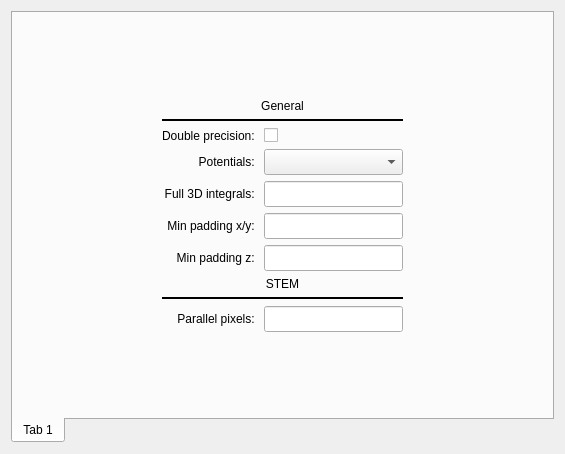
JJPPeters/clTEM, file src/gui/dialogs/settings/frames/globalsimsettingsframe.ui: the form before one commit.
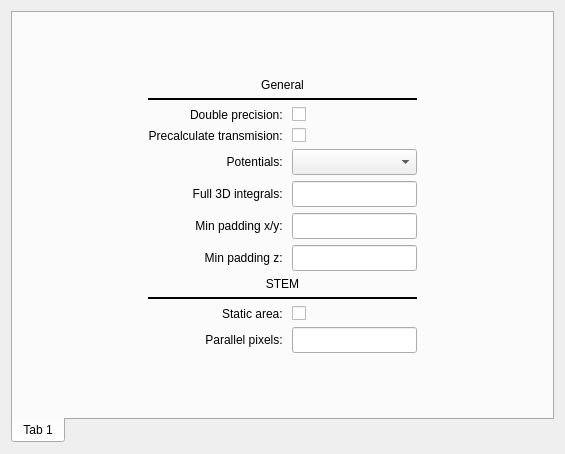
The form after the commit. Custom widgets are drawn as their Qt base class.

Commit message: Added functionality to pre-calculate potentials to get speed gains for simple STEM simulations

```diff
--- a/src/gui/dialogs/settings/frames/globalsimsettingsframe.ui
+++ b/src/gui/dialogs/settings/frames/globalsimsettingsframe.ui
@@ -27,7 +27,86 @@
        <string>Tab 1</string>
       </attribute>
       <layout class="QGridLayout" name="gridLayout">
-       <item row="7" column="1">
+       <item row="8" column="2">
+        <widget class="EditUnitsBox" name="edtPaddingZ">
+         <property name="minimumSize">
+          <size>
+           <width>100</width>
+           <height>26</height>
+          </size>
+         </property>
+        </widget>
+       </item>
+       <item row="12" column="2">
+        <widget class="QLineEdit" name="edtParallelPx">
+         <property name="minimumSize">
+          <size>
+           <width>100</width>
+           <height>26</height>
+          </size>
+         </property>
+        </widget>
+       </item>
+       <item row="11" column="2">
+        <widget class="QCheckBox" name="chkParallelStem">
+         <property name="text">
+          <string/>
+         </property>
+        </widget>
+       </item>
+       <item row="3" column="2">
+        <widget class="QCheckBox" name="chkDoublePrec">
+         <property name="text">
+          <string/>
+         </property>
+        </widget>
+       </item>
+       <item row="12" column="1">
+        <widget class="QLabel" name="lblParallel">
+         <property name="sizePolicy">
+          <sizepolicy hsizetype="Preferred" vsizetype="Preferred">
+           <horstretch>0</horstretch>
+           <verstretch>0</verstretch>
+          </sizepolicy>
+         </property>
+         <property name="layoutDirection">
+          <enum>Qt::LeftToRight</enum>
+         </property>
+         <property name="text">
+          <string>Parallel pixels: </string>
+         </property>
+         <property name="alignment">
+          <set>Qt::AlignRight|Qt::AlignTrailing|Qt::AlignVCenter</set>
+         </property>
+        </widget>
+       </item>
+       <item row="10" column="1" colspan="2">
+        <widget class="Line" name="line_2">
+         <property name="frameShadow">
+          <enum>QFrame::Plain</enum>
+         </property>
+         <property name="lineWidth">
+          <number>2</number>
+         </property>
+         <property name="orientation">
+          <enum>Qt::Horizontal</enum>
+         </property>
+        </widget>
+       </item>
+       <item row="5" column="0">
+        <spacer name="horizontalSpacer_3">
+         <property name="orientation">
+          <enum>Qt::Horizontal</enum>
+         </property>
+         <property name="sizeHint" stdset="0">
+          <size>
+           <width>0</width>
+           <height>0</height>
+          </size>
+         </property>
+        </spacer>
+       </item>
+       <item row="8" column="1">
         <widget class="QLabel" name="lblPaddingZ">
          <property name="sizePolicy">
           <sizepolicy hsizetype="Preferred" vsizetype="Preferred">
@@ -43,8 +122,8 @@
          </property>
         </widget>
        </item>
-       <item row="8" column="1" colspan="2">
-        <widget class="QLabel" name="lblParameters_4">
+       <item row="1" column="1" colspan="2">
+        <widget class="QLabel" name="lblParameters_3">
          <property name="sizePolicy">
           <sizepolicy hsizetype="Preferred" vsizetype="Preferred">
            <horstretch>0</horstretch>
@@ -52,14 +131,14 @@
           </sizepolicy>
          </property>
          <property name="text">
-          <string>STEM</string>
+          <string>General</string>
          </property>
          <property name="alignment">
           <set>Qt::AlignCenter</set>
          </property>
         </widget>
        </item>
-       <item row="5" column="1">
+       <item row="6" column="1">
         <widget class="QLabel" name="lbl3d">
          <property name="sizePolicy">
           <sizepolicy hsizetype="Preferred" vsizetype="Preferred">
@@ -75,6 +154,67 @@
          </property>
         </widget>
        </item>
+       <item row="0" column="1">
+        <spacer name="verticalSpacer_2">
+         <property name="orientation">
+          <enum>Qt::Vertical</enum>
+         </property>
+         <property name="sizeHint" stdset="0">
+          <size>
+           <width>0</width>
+           <height>0</height>
+          </size>
+         </property>
+        </spacer>
+       </item>
+       <item row="5" column="3">
+        <spacer name="horizontalSpacer_4">
+         <property name="orientation">
+          <enum>Qt::Horizontal</enum>
+         </property>
+         <property name="sizeHint" stdset="0">
+          <size>
+           <width>0</width>
+           <height>0</height>
+          </size>
+         </property>
+        </spacer>
+       </item>
+       <item row="9" column="1" colspan="2">
+        <widget class="QLabel" name="lblParameters_4">
+         <property name="sizePolicy">
+          <sizepolicy hsizetype="Preferred" vsizetype="Preferred">
+           <horstretch>0</horstretch>
+           <verstretch>0</verstretch>
+          </sizepolicy>
+         </property>
+         <property name="text">
+          <string>STEM</string>
+         </property>
+         <property name="alignment">
+          <set>Qt::AlignCenter</set>
+         </property>
+        </widget>
+       </item>
+       <item row="11" column="1">
+        <widget class="QLabel" name="lblParallel_2">
+         <property name="sizePolicy">
+          <sizepolicy hsizetype="Preferred" vsizetype="Preferred">
+           <horstretch>0</horstretch>
+           <verstretch>0</verstretch>
+          </sizepolicy>
+         </property>
+         <property name="layoutDirection">
+          <enum>Qt::LeftToRight</enum>
+         </property>
+         <property name="text">
+          <string>Static area: </string>
+         </property>
+         <property name="alignment">
+          <set>Qt::AlignRight|Qt::AlignTrailing|Qt::AlignVCenter</set>
+         </property>
+        </widget>
+       </item>
        <item row="3" column="1">
         <widget class="QLabel" name="lblParameters_2">
          <property name="sizePolicy">
@@ -91,57 +231,36 @@
          </property>
         </widget>
        </item>
-       <item row="9" column="1" colspan="2">
-        <widget class="Line" name="line_2">
-         <property name="frameShadow">
-          <enum>QFrame::Plain</enum>
-         </property>
-         <property name="lineWidth">
-          <number>2</number>
-         </property>
+       <item row="13" column="1">
+        <spacer name="verticalSpacer">
          <property name="orientation">
-          <enum>Qt::Horizontal</enum>
+          <enum>Qt::Vertical</enum>
+         </property>
+         <property name="sizeHint" stdset="0">
+          <size>
+           <width>0</width>
+           <height>0</height>
+          </size>
+         </property>
+        </spacer>
+       </item>
+       <item row="5" column="1">
+        <widget class="QLabel" name="lblParameters">
+         <property name="sizePolicy">
+          <sizepolicy hsizetype="Preferred" vsizetype="Preferred">
+           <horstretch>0</horstretch>
+           <verstretch>0</verstretch>
+          </sizepolicy>
+         </property>
+         <property name="text">
+          <string>Potentials: </string>
+         </property>
+         <property name="alignment">
+          <set>Qt::AlignRight|Qt::AlignTrailing|Qt::AlignVCenter</set>
          </property>
         </widget>
        </item>
        <item row="7" column="2">
-        <widget class="EditUnitsBox" name="edtPaddingZ">
-         <property name="minimumSize">
-          <size>
-           <width>100</width>
-           <height>26</height>
-          </size>
-         </property>
-        </widget>
-       </item>
-       <item row="10" column="2">
-        <widget class="QLineEdit" name="edtParallelPx">
-         <property name="minimumSize">
-          <size>
-           <width>100</width>
-           <height>26</height>
-          </size>
-         </property>
-        </widget>
-       </item>
-       <item row="4" column="2">
-        <widget class="QComboBox" name="cmbParams">
-         <property name="minimumSize">
-          <size>
-           <width>100</width>
-           <height>26</height>
-          </size>
-         </property>
-        </widget>
-       </item>
-       <item row="3" column="2">
-        <widget class="QCheckBox" name="chkDoublePrec">
-         <property name="text">
-          <string/>
-         </property>
-        </widget>
-       </item>
-       <item row="6" column="2">
         <widget class="EditUnitsBox" name="edtPaddingXY">
          <property name="minimumSize">
           <size>
@@ -151,7 +270,7 @@
          </property>
         </widget>
        </item>
-       <item row="6" column="1">
+       <item row="7" column="1">
         <widget class="QLabel" name="lblPaddingXY">
          <property name="sizePolicy">
           <sizepolicy hsizetype="Preferred" vsizetype="Preferred">
@@ -167,36 +286,7 @@
          </property>
         </widget>
        </item>
-       <item row="4" column="1">
-        <widget class="QLabel" name="lblParameters">
-         <property name="sizePolicy">
-          <sizepolicy hsizetype="Preferred" vsizetype="Preferred">
-           <horstretch>0</horstretch>
-           <verstretch>0</verstretch>
-          </sizepolicy>
-         </property>
-         <property name="text">
-          <string>Potentials: </string>
-         </property>
-         <property name="alignment">
-          <set>Qt::AlignRight|Qt::AlignTrailing|Qt::AlignVCenter</set>
-         </property>
-        </widget>
-       </item>
-       <item row="4" column="3">
-        <spacer name="horizontalSpacer_4">
-         <property name="orientation">
-          <enum>Qt::Horizontal</enum>
-         </property>
-         <property name="sizeHint" stdset="0">
-          <size>
-           <width>0</width>
-           <height>0</height>
-          </size>
-         </property>
-        </spacer>
-       </item>
-       <item row="5" column="2">
+       <item row="6" column="2">
         <widget class="QLineEdit" name="edt3dIntegrals">
          <property name="minimumSize">
           <size>
@@ -206,34 +296,15 @@
          </property>
         </widget>
        </item>
-       <item row="1" column="1" colspan="2">
-        <widget class="QLabel" name="lblParameters_3">
-         <property name="sizePolicy">
-          <sizepolicy hsizetype="Preferred" vsizetype="Preferred">
-           <horstretch>0</horstretch>
-           <verstretch>0</verstretch>
-          </sizepolicy>
-         </property>
-         <property name="text">
-          <string>General</string>
-         </property>
-         <property name="alignment">
-          <set>Qt::AlignCenter</set>
-         </property>
-        </widget>
-       </item>
-       <item row="4" column="0">
-        <spacer name="horizontalSpacer_3">
-         <property name="orientation">
-          <enum>Qt::Horizontal</enum>
-         </property>
-         <property name="sizeHint" stdset="0">
+       <item row="5" column="2">
+        <widget class="QComboBox" name="cmbParams">
+         <property name="minimumSize">
           <size>
-           <width>0</width>
-           <height>0</height>
+           <width>100</width>
+           <height>26</height>
           </size>
          </property>
-        </spacer>
+        </widget>
        </item>
        <item row="2" column="1" colspan="2">
         <widget class="Line" name="line">
@@ -248,8 +319,8 @@
          </property>
         </widget>
        </item>
-       <item row="10" column="1">
-        <widget class="QLabel" name="lblParallel">
+       <item row="4" column="1">
+        <widget class="QLabel" name="lblParallel_3">
          <property name="sizePolicy">
           <sizepolicy hsizetype="Preferred" vsizetype="Preferred">
            <horstretch>0</horstretch>
@@ -260,38 +331,19 @@
           <enum>Qt::LeftToRight</enum>
          </property>
          <property name="text">
-          <string>Parallel pixels: </string>
+          <string>Precalculate transmision: </string>
          </property>
          <property name="alignment">
           <set>Qt::AlignRight|Qt::AlignTrailing|Qt::AlignVCenter</set>
          </property>
         </widget>
        </item>
-       <item row="11" column="1">
-        <spacer name="verticalSpacer">
-         <property name="orientation">
-          <enum>Qt::Vertical</enum>
+       <item row="4" column="2">
+        <widget class="QCheckBox" name="chkPrecalcTrans">
+         <property name="text">
+          <string/>
          </property>
-         <property name="sizeHint" stdset="0">
-          <size>
-           <width>0</width>
-           <height>0</height>
-          </size>
-         </property>
-        </spacer>
-       </item>
-       <item row="0" column="1">
-        <spacer name="verticalSpacer_2">
-         <property name="orientation">
-          <enum>Qt::Vertical</enum>
-         </property>
-         <property name="sizeHint" stdset="0">
-          <size>
-           <width>0</width>
-           <height>0</height>
-          </size>
-         </property>
-        </spacer>
+        </widget>
        </item>
       </layout>
      </widget>
```
The commit also changes 7 other files.
